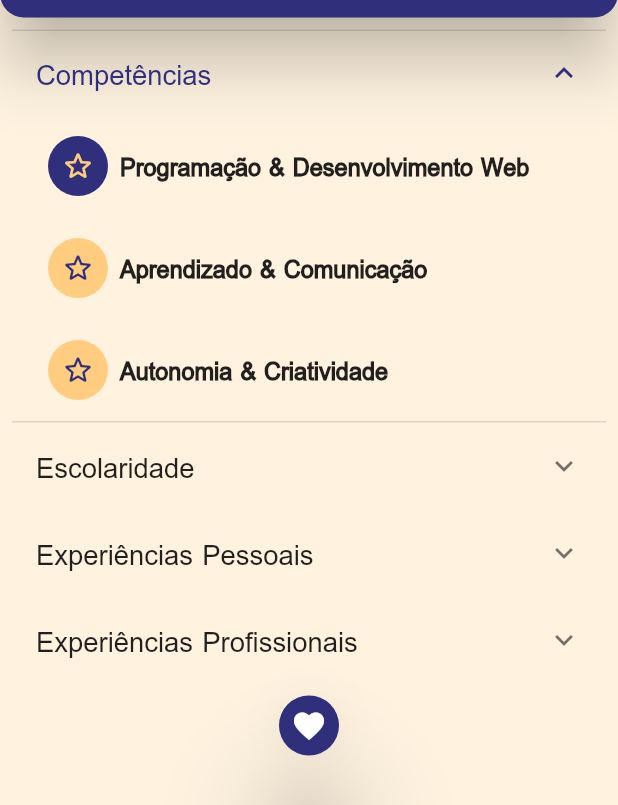
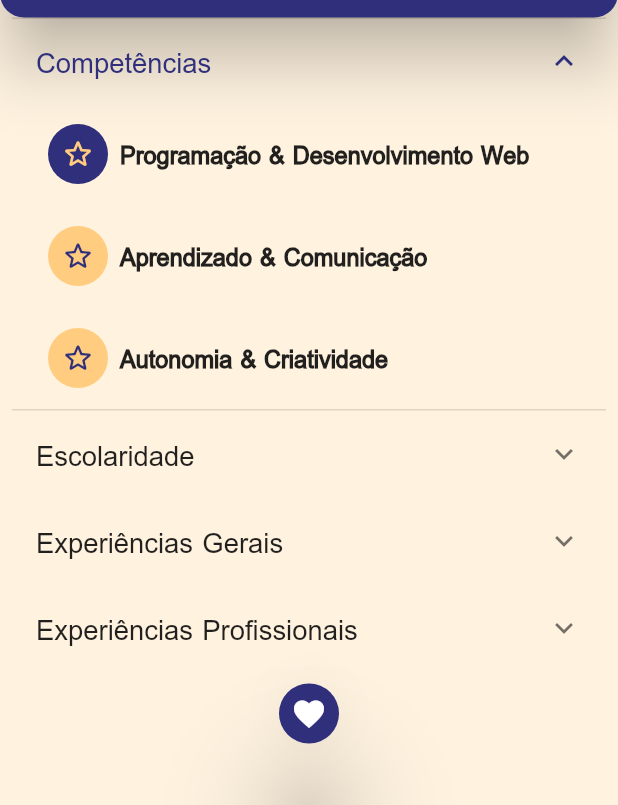
Before and after one commit to fabiorx1/curriculum-vitae, a Flutter app: the screen it shows after launch, after a tap on "Competências", on a phone screen of 412 x 824 dp, the part 431-1236 px from its top. Run offline on Flutter 3.47's test engine with Material 2 defaults, Android fonts, the phone set to English and light mode, and no system bars; missing offline and left inert: universal_html.

Commit message:
fix: removendo informações irrelevantes

```diff
--- a/lib/global.dart
+++ b/lib/global.dart
@@ -20,22 +20,22 @@ const Map<String, Map<String, String>> strings = {
     'br': 'Escolaridade',
     'us': 'Schooling',
   },
-  'schooling1h': {
-    'br': 'Ensino Fundamental & Médio',
-    'us': 'Middle & High School',
-  },
-  'schooling1b': {
-    'br': 'Escola Estadual Emílio Moura',
-    'us': 'Emílio Moura State School',
-  },
-  'schooling1c': {
-    'br': 'Munhoz, MG - Brasil',
-    'us': 'Munhoz, MG - Brazil',
-  },
-  'schooling1f': {
-    'br': 'de 2006 a 2017',
-    'us': 'from 2006 to 2017',
-  },
+  // 'schooling1h': {
+  //   'br': 'Ensino Fundamental & Médio',
+  //   'us': 'Middle & High School',
+  // },
+  // 'schooling1b': {
+  //   'br': 'Escola Estadual Emílio Moura',
+  //   'us': 'Emílio Moura State School',
+  // },
+  // 'schooling1c': {
+  //   'br': 'Munhoz, MG - Brasil',
+  //   'us': 'Munhoz, MG - Brazil',
+  // },
+  // 'schooling1f': {
+  //   'br': 'de 2006 a 2017',
+  //   'us': 'from 2006 to 2017',
+  // },
   'schooling2h': {
     'br': 'Universidade Federal de Itajubá - UNIFEI',
     'us': 'Federal University of Itajubá - UNIFEI',
@@ -58,82 +58,104 @@ const Map<String, Map<String, String>> strings = {
     'br': 'Experiências Profissionais',
     'us': 'Professional Experiences',
   },
-  'personal': {
-    'br': 'Experiências Pessoais',
-    'us': 'Personal Experiences',
+  'general': {
+    'br': 'Experiências Gerais',
+    'us': 'General Experiences',
   },
-  'personal1h': {
+  'general1h': {
     'br': 'Aiesec - Voluntário Global',
     'us': 'Aiesec - Global Volunteer',
     'link': 'https://aiesec.org.mx/voluntario-global/'
   },
-  'personal1b': {
-    'br': 'Professor de Português no projeto "My Language Buddy"',
-    'us': 'Portuguese Teacher at "My Language Buddy" project',
+  'general1b': {
+    'br': 'Professor de Português no projeto "My Language Buddy".',
+    'us': 'Portuguese Teacher at "My Language Buddy" project.',
   },
-  'personal1c': {
+  'general1c': {
     'br': 'Cidade do México, MX - México',
     'us': 'Mexico City, MX - Mexico',
   },
-  'personal1f': {
+  'general1f': {
     'br': 'de Dez/2019 a Jan/2022',
     'us': 'from Dec/2019 to Jan/2022',
   },
-  'personal2h': {
-    'br': 'Volun Produções',
-    'us': 'Volun Productions',
-    'link': 'https://www.youtube.com/channel/UC0QXYnr9Af7-vFZPV_NDMjQ'
-  },
-  'personal2b': {
-    'br': 'Produtor de Conteúdos Audio-Visuais',
-    'us': 'Audio-Visual Content Productor',
-  },
-  'personal2c': {
-    'br': 'Munhoz, MG - Brasil',
-    'us': 'Munhoz, MG - Brazil',
-  },
-  'personal2f': {
-    'br': 'de Dez/2021 até hoje',
-    'us': 'from Dec/2021 until now',
-  },
-  'personal3h': {
-    'br': 'Jogos Municipais Azul vs. Vermelho',
-    'us': 'Blue vs. Red Municipal\'s Games',
-  },
-  'personal3b': {
-    'br': 'Presidente de Artes da Equipe Vencedora',
-    'us': 'Victorious Team Art\'s President',
-  },
-  'personal3c': {
-    'br': 'Munhoz, MG - Brasil',
-    'us': 'Munhoz, MG - Brazil',
-  },
-  'personal3f': {
-    'br': 'de Fev/2017 a Nov/2017',
-    'us': 'from Feb/2017 to Nov/2017',
-  },
-  'personal4h': {
-    'br': 'PIBIC Iniciação Científica',
-    'us': 'PIBIC Cientific Iniciation',
+  // 'general2h': {
+  //   'br': 'Volun Produções',
+  //   'us': 'Volun Productions',
+  //   'link': 'https://www.youtube.com/channel/UC0QXYnr9Af7-vFZPV_NDMjQ'
+  // },
+  // 'general2b': {
+  //   'br': 'Produtor de Conteúdos Audio-Visuais',
+  //   'us': 'Audio-Visual Content Productor',
+  // },
+  // 'general2c': {
+  //   'br': 'Munhoz, MG - Brasil',
+  //   'us': 'Munhoz, MG - Brazil',
+  // },
+  // 'general2f': {
+  //   'br': 'de Dez/2021 até hoje',
+  //   'us': 'from Dec/2021 until now',
+  // },
+  // 'general3h': {
+  //   'br': 'Jogos Municipais Azul vs. Vermelho',
+  //   'us': 'Blue vs. Red Municipal\'s Games',
+  // },
+  // 'general3b': {
+  //   'br': 'Presidente de Artes da Equipe Vencedora',
+  //   'us': 'Victorious Team Art\'s President',
+  // },
+  // 'general3c': {
+  //   'br': 'Munhoz, MG - Brasil',
+  //   'us': 'Munhoz, MG - Brazil',
+  // },
+  // 'general3f': {
+  //   'br': 'de Fev/2017 a Nov/2017',
+  //   'us': 'from Feb/2017 to Nov/2017',
+  // },
+  'general4h': {
+    'br': 'PIBIC - Iniciação Científica',
+    'us': 'PIBIC - Cientific Iniciation',
     'link': 'https://github.com/fabiorx1/iniciacao_cientifica'
   },
-  'personal4b': {
+  'general4b': {
     'br': 'Pesquisador',
     'us': 'Researcher',
   },
-  'personal4c': {
+  'general4c': {
     'br': 'Itajubá, MG - Brasil',
     'us': 'Itajubá, MG - Brazil',
   },
-  'personal4d': {
+  'general4d': {
     'br':
-        'Desenvolvimento de uma Interface Gráfica capaz de gerar códigos de modelos de Deep Learning com Keras. Revisão da Literatura sobre aplicações de Deep Learning em atividades da área de medicina.',
+        'Desenvolvimento de uma Interface Gráfica capaz de gerar códigos de modelos de Deep Learning com Keras.\nRevisão da Literatura sobre aplicações de Deep Learning em atividades da área de medicina.',
     'us':
-        'Development of a Graphical Interface able to generate Deep Learning model\'s codes with Keras. Literature revision about Deep Learning applications on medicine-related tasks.',
+        'Development of a Graphical Interface able to generate Deep Learning model\'s codes with Keras.\nLiterature revision about Deep Learning applications on medicine-related tasks.',
   },
-  'personal4f': {
+  'general4f': {
     'br': 'de Nov/2019 a Nov/2020',
     'us': 'from Nov/2019 to Nov/2020',
+  },
+  'general5h': {
+    'br': 'AQUALAB - Projeto de Extensão',
+    'us': 'AQUALAB - Extension Project',
+  },
+  'general5b': {
+    'br': 'Membro',
+    'us': 'Member',
+  },
+  'general5c': {
+    'br': 'Itajubá, MG - Brasil',
+    'us': 'Itajubá, MG - Brazil',
+  },
+  'general5d': {
+    'br':
+        'Estudos sobre sistemas de sensoriamento e controle para tanques de peixes e ambientes de cultivo hidropônico.\nElaboração de documentos para apresentações públicas e programas de financiamento.',
+    'us':
+        'Studies on sensoring and controlling systems for fish tanks and hydroponic growing environments.\nPreparation of documents for public presentations and financing programs.',
+  },
+  'general5f': {
+    'br': 'de Fev/2019 a Jul/2020',
+    'us': 'from Feb/2019 to Jul/2020',
   },
   'professional1h': {
     'br': 'Autoponia',
@@ -150,9 +172,9 @@ const Map<String, Map<String, String>> strings = {
   },
   'professional1d': {
     'br':
-        'Desenvolvimento de ferramentas de análise de dados e comunicação com dispositivos IoT para servidores Web Python. Desenvolvimento de aplicativos multi-plataforma utilizando Flutter.',
+        'Desenvolvimento de ferramentas de análise de dados e comunicação com dispositivos IoT para servidores Web Python.\nDesenvolvimento de aplicativos multi-plataforma utilizando Flutter.',
     'us':
-        'Development of data analysis and IoT communication tools for Python web servers. Development of multi-plataform apps using Flutter.',
+        'Development of data analysis and IoT communication tools for Python web servers.\nDevelopment of multi-plataform apps using Flutter.',
   },
   'professional1f': {
     'br': 'de Nov/2020 a Jun/2021',
@@ -173,34 +195,34 @@ const Map<String, Map<String, String>> strings = {
   },
   'professional2d': {
     'br':
-        'Análise e Desenvolvimento em projetos Frontend com React, Flutter e HTML + CSS + Javascript nativos. Desenvolvimento de API\'s REST para servidores Web Python.',
+        'Análise e Desenvolvimento em projetos Frontend com Flutter, React e HTML + CSS + Javascript nativos.\nDesenvolvimento de API\'s REST para servidores Web Python.',
     'us':
-        'Analysis and Development on Frontend projects with React, Flutter and Native HTML + CSS + Javascript. Development of REST API\'s for Python Web servers.',
+        'Analysis and Development on Frontend projects with Flutter, React and Native HTML + CSS + Javascript.\nDevelopment of REST API\'s for Python Web servers.',
   },
   'professional2f': {
     'br': 'de Jul/2021 até hoje',
     'us': 'from Jul/2021 until now',
   },
-  'professional3h': {
-    'br': 'Pastel & CIA',
-    'us': 'Pastel & CIA',
-  },
-  'professional3b': {
-    'br': 'Garçom',
-    'us': 'Waiter',
-  },
-  'professional3c': {
-    'br': 'Munhoz, MG - Brasil',
-    'us': 'Munhoz, MG - Brazil',
-  },
-  'professional3d': {
-    'br': 'Atendimento e limpeza das mesas do salão do restaurante.',
-    'us': 'Restaurant\'s salon\'s tables attendance and cleaning',
-  },
-  'professional3f': {
-    'br': 'de Fev/2016 até Dez/2016',
-    'us': 'from Feb/2016 until Dec/2016',
-  },
+  // 'professional3h': {
+  //   'br': 'Pastel & CIA',
+  //   'us': 'Pastel & CIA',
+  // },
+  // 'professional3b': {
+  //   'br': 'Garçom',
+  //   'us': 'Waiter',
+  // },
+  // 'professional3c': {
+  //   'br': 'Munhoz, MG - Brasil',
+  //   'us': 'Munhoz, MG - Brazil',
+  // },
+  // 'professional3d': {
+  //   'br': 'Atendimento e limpeza das mesas do salão do restaurante.',
+  //   'us': 'Restaurant\'s salon\'s tables attendance and cleaning',
+  // },
+  // 'professional3f': {
+  //   'br': 'de Fev/2016 até Dez/2016',
+  //   'us': 'from Feb/2016 until Dec/2016',
+  // },
   'ipsum': {
     'br': 'Lorem dorem asdda fugg',
     'us': 'Software Engineer',
--- a/lib/main.dart
+++ b/lib/main.dart
@@ -307,13 +307,12 @@ class _MyHomePageState extends State<MyHomePage> with TickerProviderStateMixin {
         decoration: BoxDecoration(
           color: Colors.orange.shade50,
         ),
-        child: Center(
+        child: Column(
+          children: [
+            header(),
+            Flexible(
               child: ListView(
                 children: [
-              Padding(
-                padding: const EdgeInsets.only(bottom: 8.0),
-                child: header(),
-              ),
                   Padding(
                     padding: const EdgeInsets.symmetric(
                       horizontal: 8.0,
@@ -357,7 +356,8 @@ class _MyHomePageState extends State<MyHomePage> with TickerProviderStateMixin {
                                 child: Text(
                                   strings['skills3']![lang]!,
                                   style: const TextStyle(
-                                  fontSize: 24, fontWeight: FontWeight.bold),
+                                      fontSize: 24,
+                                      fontWeight: FontWeight.bold),
                                 ),
                               ),
                             ],
@@ -389,7 +389,8 @@ class _MyHomePageState extends State<MyHomePage> with TickerProviderStateMixin {
                                 child: Text(
                                   strings['skills1']![lang]!,
                                   style: const TextStyle(
-                                  fontSize: 24, fontWeight: FontWeight.bold),
+                                      fontSize: 24,
+                                      fontWeight: FontWeight.bold),
                                 ),
                               ),
                             ],
@@ -421,7 +422,8 @@ class _MyHomePageState extends State<MyHomePage> with TickerProviderStateMixin {
                                 child: Text(
                                   strings['skills2']![lang]!,
                                   style: const TextStyle(
-                                  fontSize: 24, fontWeight: FontWeight.bold),
+                                      fontSize: 24,
+                                      fontWeight: FontWeight.bold),
                                 ),
                               ),
                             ],
@@ -448,16 +450,16 @@ class _MyHomePageState extends State<MyHomePage> with TickerProviderStateMixin {
                         ),
                       ),
                       children: [
-                    Padding(
-                      padding: const EdgeInsets.symmetric(
-                        vertical: 6,
-                      ),
-                      child: infRow('assets/munhoz.jpeg', 'schooling1h', [
-                        'schooling1b',
-                        'schooling1c',
-                        'schooling1f',
-                      ]),
-                    ),
+                        // Padding(
+                        //   padding: const EdgeInsets.symmetric(
+                        //     vertical: 6,
+                        //   ),
+                        //   child: infRow('assets/munhoz.jpeg', 'schooling1h', [
+                        //     'schooling1b',
+                        //     'schooling1c',
+                        //     'schooling1f',
+                        //   ]),
+                        // ),
                         Padding(
                           padding: const EdgeInsets.symmetric(
                             vertical: 6,
@@ -483,53 +485,66 @@ class _MyHomePageState extends State<MyHomePage> with TickerProviderStateMixin {
                         horizontal: 16.0,
                       ),
                       title: Text(
-                    strings['personal']![lang]!,
+                        strings['general']![lang]!,
                         style: const TextStyle(
                           fontSize: 28,
                         ),
                       ),
                       children: [
+                        // Padding(
+                        //   padding: const EdgeInsets.symmetric(
+                        //     vertical: 6,
+                        //   ),
+                        //   child: infRow('assets/bvrbunny.jpg', 'general3h', [
+                        //     'general3b',
+                        //     'general3c',
+                        //     'general3f',
+                        //   ]),
+                        // ),
                         Padding(
                           padding: const EdgeInsets.symmetric(
                             vertical: 6,
                           ),
-                      child: infRow('assets/bvrbunny.jpg', 'personal3h', [
-                        'personal3b',
-                        'personal3c',
-                        'personal3f',
+                          child: infRow('assets/aqualab.jpg', 'general5h', [
+                            'general5b',
+                            'general5c',
+                            'general5f',
+                            'general5d',
                           ]),
                         ),
                         Padding(
                           padding: const EdgeInsets.symmetric(
                             vertical: 6,
                           ),
-                      child: infRow('assets/aiesec.jpg', 'personal1h', [
-                        'personal1b',
-                        'personal1c',
-                        'personal1f',
+                          child:
+                              infRow('assets/deeplearning.png', 'general4h', [
+                            'general4b',
+                            'general4c',
+                            'general4f',
+                            'general4d',
                           ]),
                         ),
                         Padding(
                           padding: const EdgeInsets.symmetric(
                             vertical: 6,
                           ),
-                      child: infRow('assets/deeplearning.png', 'personal4h', [
-                        'personal4b',
-                        'personal4c',
-                        'personal4f',
-                        'personal4d',
+                          child: infRow('assets/aiesec.jpg', 'general1h', [
+                            'general1b',
+                            'general1c',
+                            'general1f',
                           ]),
                         ),
-                    Padding(
-                      padding: const EdgeInsets.symmetric(
-                        vertical: 6,
-                      ),
-                      child: infRow('assets/volun.jpg', 'personal2h', [
-                        'personal2b',
-                        'personal2c',
-                        'personal2f',
-                      ]),
-                    ),
+
+                        // Padding(
+                        //   padding: const EdgeInsets.symmetric(
+                        //     vertical: 6,
+                        //   ),
+                        //   child: infRow('assets/volun.jpg', 'general2h', [
+                        //     'general2b',
+                        //     'general2c',
+                        //     'general2f',
+                        //   ]),
+                        // ),
                       ],
                     ),
                   ),
@@ -551,22 +566,23 @@ class _MyHomePageState extends State<MyHomePage> with TickerProviderStateMixin {
                         ),
                       ),
                       children: [
+                        // Padding(
+                        //   padding: const EdgeInsets.symmetric(
+                        //     vertical: 6,
+                        //   ),
+                        //   child: infRow('assets/food.jpeg', 'professional3h', [
+                        //     'professional3b',
+                        //     'professional3c',
+                        //     'professional3f',
+                        //     'professional3d',
+                        //   ]),
+                        // ),
                         Padding(
                           padding: const EdgeInsets.symmetric(
                             vertical: 6,
                           ),
-                      child: infRow('assets/food.jpeg', 'professional3h', [
-                        'professional3b',
-                        'professional3c',
-                        'professional3f',
-                        'professional3d',
-                      ]),
-                    ),
-                    Padding(
-                      padding: const EdgeInsets.symmetric(
-                        vertical: 6,
-                      ),
-                      child: infRow('assets/autoponia.jpeg', 'professional1h', [
+                          child: infRow(
+                              'assets/autoponia.jpeg', 'professional1h', [
                             'professional1b',
                             'professional1c',
                             'professional1f',
@@ -577,7 +593,8 @@ class _MyHomePageState extends State<MyHomePage> with TickerProviderStateMixin {
                           padding: const EdgeInsets.symmetric(
                             vertical: 6,
                           ),
-                      child: infRow('assets/wattio.jpeg', 'professional2h', [
+                          child:
+                              infRow('assets/wattio.jpeg', 'professional2h', [
                             'professional2b',
                             'professional2c',
                             'professional2f',
@@ -615,6 +632,8 @@ class _MyHomePageState extends State<MyHomePage> with TickerProviderStateMixin {
                 ],
               ),
             ),
+          ],
+        ),
       ),
     );
   }
--- a/pubspec.yaml
+++ b/pubspec.yaml
@@ -25,6 +25,7 @@ flutter:
     - assets/munhoz.jpeg
     - assets/unifei.png
     - assets/aiesec.jpg
+    - assets/aqualab.jpg
     - assets/redblue.jpeg
     - assets/wattio.jpeg
     - assets/autoponia.jpeg
```
Also changed, not shown: assets/aqualab.jpg (added). Lines whose indentation alone changed are shown as unchanged.
